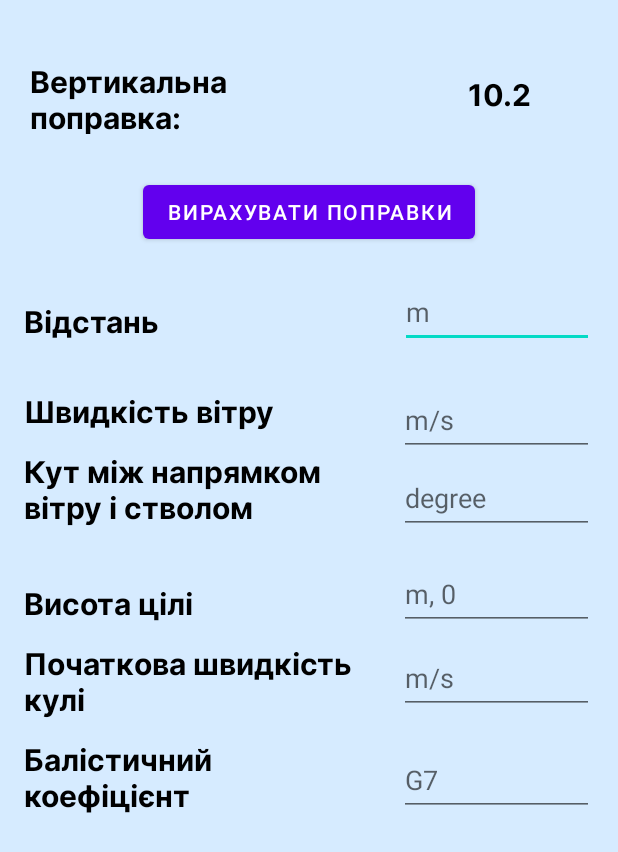
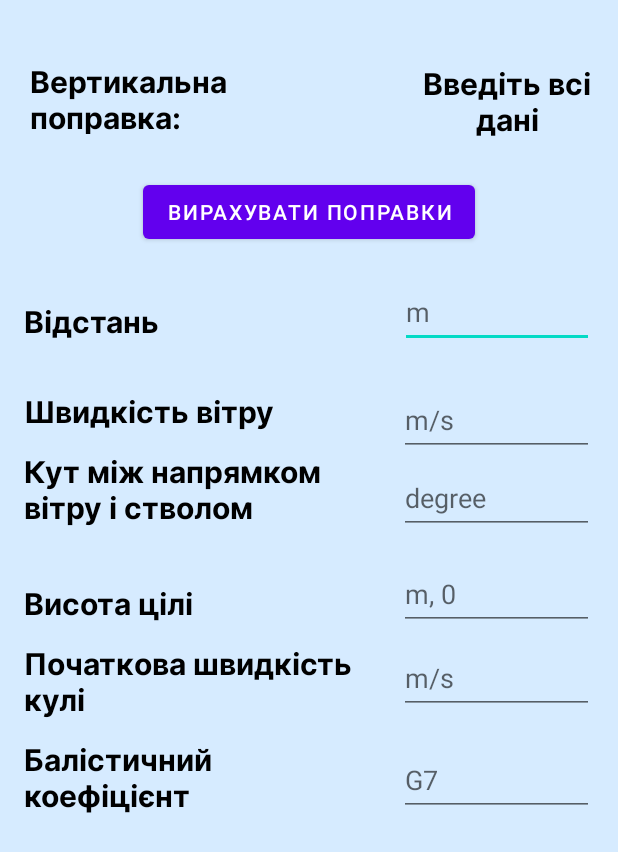
Before and after one commit to PetroUst/Sniper_plus, an Android app: the screen it shows after launch (MainActivity), after a tap on "ВИРАХУВАТИ ПОПРАВКИ", on a phone screen of 412 x 824 dp. Shown: the top 852 px of the screen. Run offline under Robolectric (Android 15) with nearby library versions, the phone set to English and light mode, and no system bars.

Commit message:
vertical_comp

```diff
--- a/app/src/main/java/com/example/sniper/MainActivity.java
+++ b/app/src/main/java/com/example/sniper/MainActivity.java
@@ -18,11 +18,31 @@ public class MainActivity extends AppCompatActivity {
     }
     public void calculate (View v)
     {
-        Shot s = new Shot();
-        TextView res_vertical = (TextView)findViewById(R.id.vertical_res);
-        double a =10.2;
-        res_vertical.setText(Double.toString((a)));
+        TextView res_vertical = (TextView) findViewById(R.id.vertical_res);
+        //дістаю дані з текстових полів на головному екрані
+        try {
+            EditText distance = (EditText) findViewById(R.id.edit_distance);
+            EditText wind_speed = (EditText) findViewById(R.id.edit_wind_speed);
+            EditText wind_degree = (EditText) findViewById(R.id.edit_wind_degree);
+            EditText target_height = (EditText) findViewById(R.id.edit_target_height);
+            EditText bullet_speed = (EditText) findViewById(R.id.edit_bullet_speed);
+            EditText bc = (EditText) findViewById(R.id.edit_bc);
+
+
+            //конвертую строки в дабл і передаю в поля класу shot
+            Shot.setDistance(Double.parseDouble(distance.getText().toString()));
+            Shot.setBc(Double.parseDouble(bc.getText().toString()));
+            Shot.setWind_degree(Double.parseDouble(wind_degree.getText().toString()));
+            Shot.setWind_speed(Double.parseDouble(wind_speed.getText().toString()));
+            Shot.setTarget_high(Double.parseDouble(target_height.getText().toString()));
+            Shot.setBullet_speed(Double.parseDouble(bullet_speed.getText().toString()));
+
+
+            res_vertical.setText(Double.toString((Shot.calculate_vertical_correction())));
 //        Double.toString(s.calculate_vertical_correction())
+        }catch (Exception ex){
+            res_vertical.setText("Введіть всі дані");
+        }
     }
 
 }
--- a/app/src/main/res/layout/activity_main.xml
+++ b/app/src/main/res/layout/activity_main.xml
@@ -29,8 +29,8 @@
 
     <TextView
         android:id="@+id/vertical_res"
-        android:layout_width="134dp"
-        android:layout_height="46dp"
+        android:layout_width="123dp"
+        android:layout_height="55dp"
         android:layout_marginTop="40dp"
         android:layout_marginEnd="12dp"
         android:fontFamily="@font/inter_bold"
@@ -56,13 +56,13 @@
         app:layout_constraintTop_toTopOf="parent" />
 
     <TextView
-        android:id="@+id/target_high"
+        android:id="@+id/target_height"
         android:layout_width="234dp"
         android:layout_height="28dp"
         android:layout_marginStart="16dp"
         android:layout_marginTop="388dp"
         android:fontFamily="@font/inter_bold"
-        android:text="@string/target_high_ukr"
+        android:text="@string/target_height_ukr"
         android:textColor="#000000"
         android:textSize="20sp"
         app:layout_constraintStart_toStartOf="parent"
@@ -115,7 +115,7 @@
         android:hint="m/s"
         android:inputType="numberDecimal"
         app:layout_constraintEnd_toEndOf="parent"
-        app:layout_constraintTop_toBottomOf="@+id/edit_target_high" />
+        app:layout_constraintTop_toBottomOf="@+id/edit_target_height" />
 
     <EditText
         android:id="@+id/edit_bc"
@@ -170,7 +170,7 @@
         app:layout_constraintTop_toTopOf="parent" />
 
     <EditText
-        android:id="@+id/edit_target_high"
+        android:id="@+id/edit_target_height"
         android:layout_width="130dp"
         android:layout_height="48dp"
         android:layout_marginTop="16dp"
--- a/app/src/main/res/values/strings.xml
+++ b/app/src/main/res/values/strings.xml
@@ -4,7 +4,7 @@
     <string name= "wind_speed_ukr">Швидкість вітру</string>
     <string name= "wind_degree_ukr">Кут між напрямком <br/> вітру і стволом</string>
     <string name= "bullet_speed_ukr">Початкова швидкість кулі</string>
-    <string name= "target_high_ukr">Висота цілі</string>
+    <string name= "target_height_ukr">Висота цілі</string>
     <string name = "balistic_coefficient_ukr">Балістичний коефіцієнт</string>
     <string name = "vertical_ukr">Вертикальна поправка: </string>
     <string name="calculate_ukr">Вирахувати поправки</string>
```
Also changed, not shown: app/src/main/java/com/example/sniper/Shot.java (+69 -14 lines).
